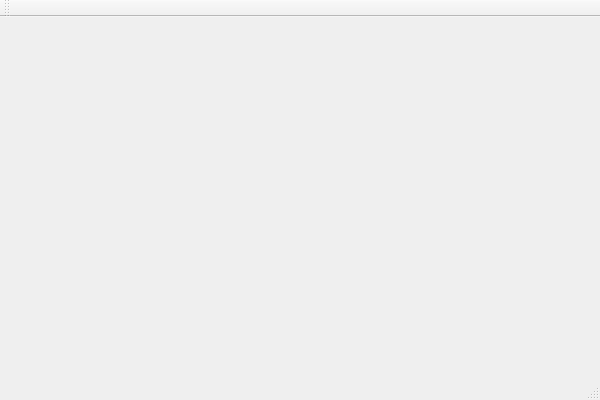
This is LANCopyWizard.ui in TurtleOfFate/LANCopyWizard as Qt 5 draws it before an edit. The edited form follows.
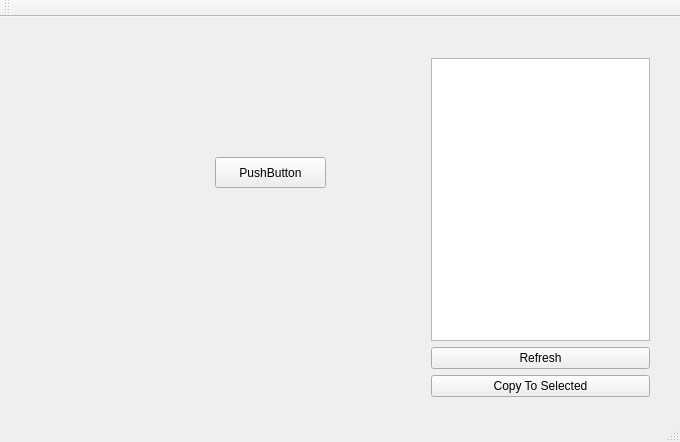
This is the edited form.

What changed in the file:
```diff
--- a/LANCopyWizard.ui
+++ b/LANCopyWizard.ui
@@ -6,14 +6,97 @@
    <rect>
     <x>0</x>
     <y>0</y>
-    <width>600</width>
-    <height>400</height>
+    <width>680</width>
+    <height>442</height>
    </rect>
   </property>
   <property name="windowTitle">
    <string>LANCopyWizard</string>
   </property>
-  <widget class="QWidget" name="centralWidget"/>
+  <widget class="QWidget" name="centralWidget">
+   <widget class="QWidget" name="verticalLayoutWidget">
+    <property name="geometry">
+     <rect>
+      <x>420</x>
+      <y>30</y>
+      <width>241</width>
+      <height>361</height>
+     </rect>
+    </property>
+    <layout class="QVBoxLayout" name="verticalLayout">
+     <item>
+      <widget class="QListWidget" name="listWidget"/>
+     </item>
+     <item>
+      <widget class="QPushButton" name="Refresh">
+       <property name="text">
+        <string>Refresh</string>
+       </property>
+      </widget>
+     </item>
+     <item>
+      <widget class="QPushButton" name="CopyToSelected">
+       <property name="autoFillBackground">
+        <bool>false</bool>
+       </property>
+       <property name="text">
+        <string>Copy To Selected</string>
+       </property>
+      </widget>
+     </item>
+    </layout>
+   </widget>
+   <widget class="QPushButton" name="pushButton">
+    <property name="geometry">
+     <rect>
+      <x>215</x>
+      <y>140</y>
+      <width>111</width>
+      <height>31</height>
+     </rect>
+    </property>
+    <property name="text">
+     <string>PushButton</string>
+    </property>
+   </widget>
+   <widget class="QWidget" name="horizontalLayoutWidget">
+    <property name="geometry">
+     <rect>
+      <x>110</x>
+      <y>270</y>
+      <width>221</width>
+      <height>22</height>
+     </rect>
+    </property>
+    <layout class="QHBoxLayout" name="horizontalLayout">
+     <property name="sizeConstraint">
+      <enum>QLayout::SetDefaultConstraint</enum>
+     </property>
+     <item>
+      <widget class="QCheckBox" name="checkBox">
+       <property name="enabled">
+        <bool>true</bool>
+       </property>
+       <property name="sizePolicy">
+        <sizepolicy hsizetype="Minimum" vsizetype="Fixed">
+         <horstretch>0</horstretch>
+         <verstretch>0</verstretch>
+        </sizepolicy>
+       </property>
+       <property name="baseSize">
+        <size>
+         <width>0</width>
+         <height>0</height>
+        </size>
+       </property>
+       <property name="text">
+        <string>Your IP address</string>
+       </property>
+      </widget>
+     </item>
+    </layout>
+   </widget>
+  </widget>
   <widget class="QMenuBar" name="menuBar">
    <property name="geometry">
     <rect>
```
Left out of the diff: 4 changed lines with no effect on the pictures.
